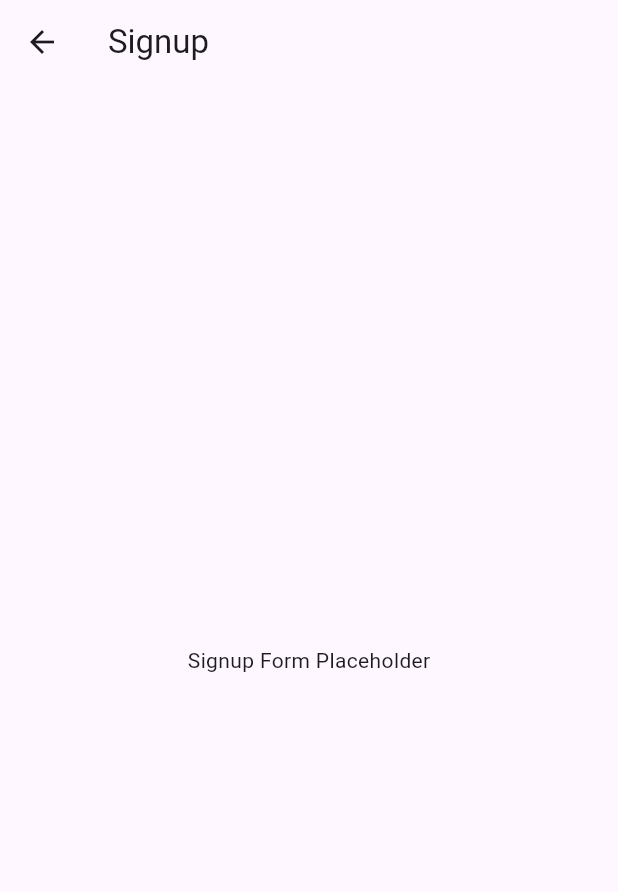
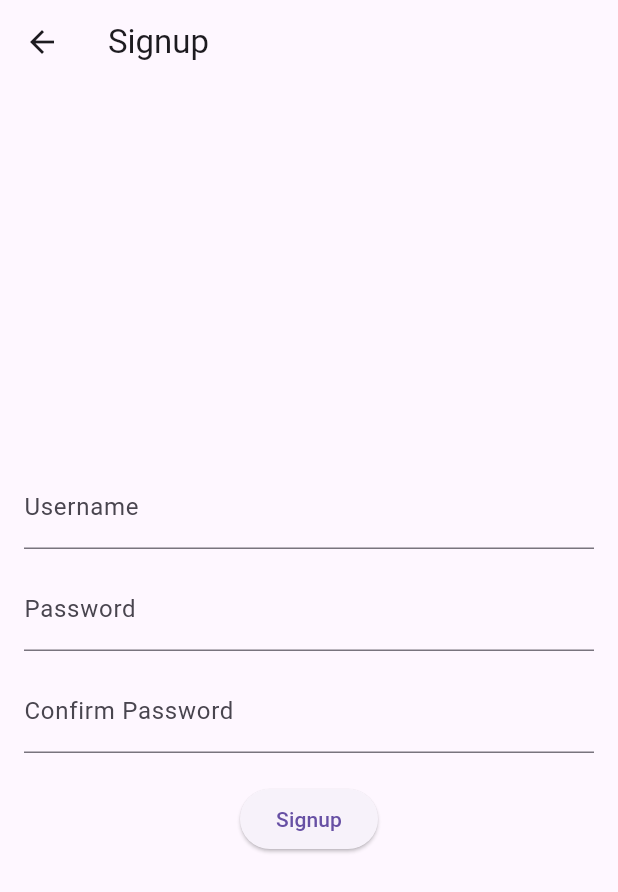
Before and after one commit to ihabsouey/talentFlow, a Flutter app: the screen it shows after launch, after a tap on "Signup", on a phone screen of 412 x 824 dp. Shown: the top 892 px of the screen. Run offline on Flutter 3.47's test engine with Material 3 defaults, Android fonts, the phone set to English and light mode, and no system bars; network calls fail.

Commit message:
Add basic HTTP-based auth forms

```diff
--- a/frontend/lib/screens/login.dart
+++ b/frontend/lib/screens/login.dart
@@ -1,18 +1,73 @@
 import 'package:flutter/material.dart';
+import 'package:http/http.dart' as http;
 import 'signup.dart';
+import 'home.dart';
 
-class LoginScreen extends StatelessWidget {
+class LoginScreen extends StatefulWidget {
   const LoginScreen({Key? key}) : super(key: key);
+
+  @override
+  _LoginScreenState createState() => _LoginScreenState();
+}
+
+class _LoginScreenState extends State<LoginScreen> {
+  final TextEditingController _usernameController = TextEditingController();
+  final TextEditingController _passwordController = TextEditingController();
+
+  @override
+  void dispose() {
+    _usernameController.dispose();
+    _passwordController.dispose();
+    super.dispose();
+  }
+
+  Future<void> _login() async {
+    final response = await http.post(
+      Uri.parse('http://localhost:8000/accounts/login/'),
+      body: {
+        'username': _usernameController.text,
+        'password': _passwordController.text,
+      },
+    );
+    if (response.statusCode == 200 || response.statusCode == 302) {
+      if (!mounted) return;
+      Navigator.pushReplacement(
+        context,
+        MaterialPageRoute(builder: (context) => const HomeScreen()),
+      );
+    } else {
+      if (!mounted) return;
+      ScaffoldMessenger.of(context).showSnackBar(
+        const SnackBar(content: Text('Login failed')),
+      );
+    }
+  }
 
   @override
   Widget build(BuildContext context) {
     return Scaffold(
       appBar: AppBar(title: const Text('Login')),
-      body: Center(
+      body: Padding(
+        padding: const EdgeInsets.all(16.0),
         child: Column(
           mainAxisAlignment: MainAxisAlignment.center,
           children: [
+            TextField(
+              controller: _usernameController,
+              decoration: const InputDecoration(labelText: 'Username'),
+            ),
+            const SizedBox(height: 12),
+            TextField(
+              controller: _passwordController,
+              decoration: const InputDecoration(labelText: 'Password'),
+              obscureText: true,
+            ),
+            const SizedBox(height: 20),
             ElevatedButton(
+              onPressed: _login,
+              child: const Text('Login'),
+            ),
+            TextButton(
               onPressed: () {
                 Navigator.push(
                   context,
--- a/frontend/lib/screens/signup.dart
+++ b/frontend/lib/screens/signup.dart
@@ -1,14 +1,82 @@
 import 'package:flutter/material.dart';
+import 'package:http/http.dart' as http;
+import 'login.dart';
 
-class SignupScreen extends StatelessWidget {
+class SignupScreen extends StatefulWidget {
   const SignupScreen({Key? key}) : super(key: key);
+
+  @override
+  _SignupScreenState createState() => _SignupScreenState();
+}
+
+class _SignupScreenState extends State<SignupScreen> {
+  final TextEditingController _usernameController = TextEditingController();
+  final TextEditingController _password1Controller = TextEditingController();
+  final TextEditingController _password2Controller = TextEditingController();
+
+  @override
+  void dispose() {
+    _usernameController.dispose();
+    _password1Controller.dispose();
+    _password2Controller.dispose();
+    super.dispose();
+  }
+
+  Future<void> _signup() async {
+    final response = await http.post(
+      Uri.parse('http://localhost:8000/accounts/signup/'),
+      body: {
+        'username': _usernameController.text,
+        'password1': _password1Controller.text,
+        'password2': _password2Controller.text,
+      },
+    );
+    if (response.statusCode == 200 || response.statusCode == 302) {
+      if (!mounted) return;
+      Navigator.pushReplacement(
+        context,
+        MaterialPageRoute(builder: (context) => const LoginScreen()),
+      );
+    } else {
+      if (!mounted) return;
+      ScaffoldMessenger.of(context).showSnackBar(
+        const SnackBar(content: Text('Signup failed')),
+      );
+    }
+  }
 
   @override
   Widget build(BuildContext context) {
     return Scaffold(
       appBar: AppBar(title: const Text('Signup')),
-      body: const Center(
-        child: Text('Signup Form Placeholder'),
+      body: Padding(
+        padding: const EdgeInsets.all(16.0),
+        child: Column(
+          mainAxisAlignment: MainAxisAlignment.center,
+          children: [
+            TextField(
+              controller: _usernameController,
+              decoration: const InputDecoration(labelText: 'Username'),
+            ),
+            const SizedBox(height: 12),
+            TextField(
+              controller: _password1Controller,
+              decoration: const InputDecoration(labelText: 'Password'),
+              obscureText: true,
+            ),
+            const SizedBox(height: 12),
+            TextField(
+              controller: _password2Controller,
+              decoration: const InputDecoration(labelText: 'Confirm Password'),
+              obscureText: true,
+            ),
+            const SizedBox(height: 20),
+            ElevatedButton(
+              onPressed: _signup,
+              child: const Text('Signup'),
+            ),
+          ],
+        ),
       ),
     );
   }
```
